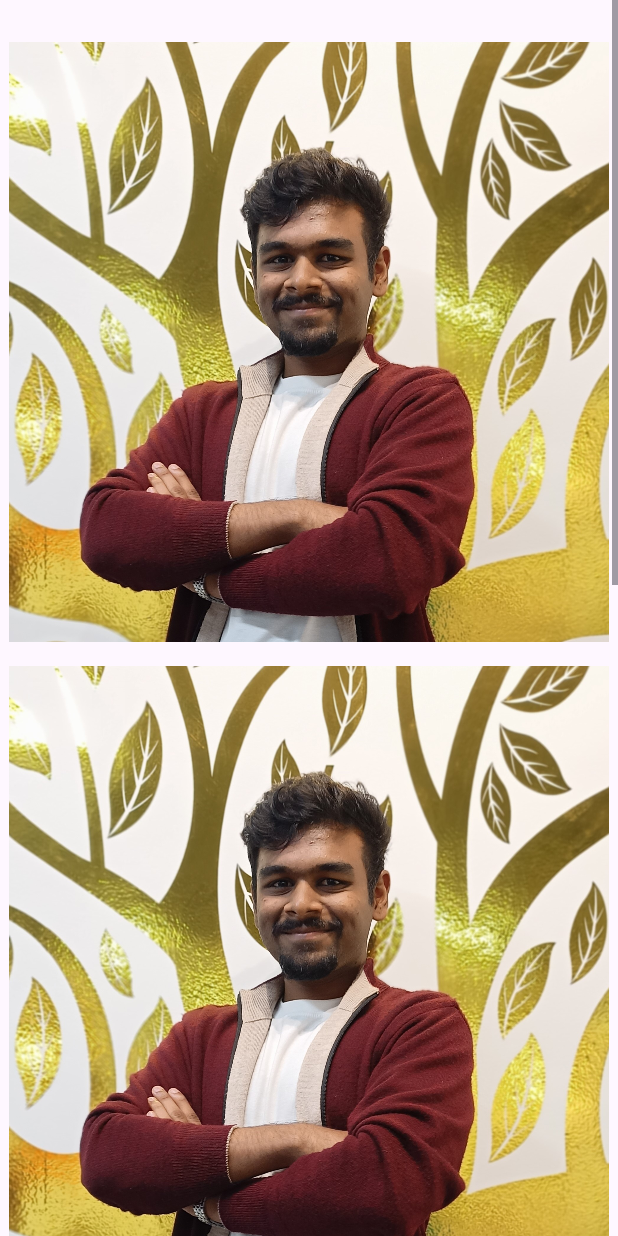
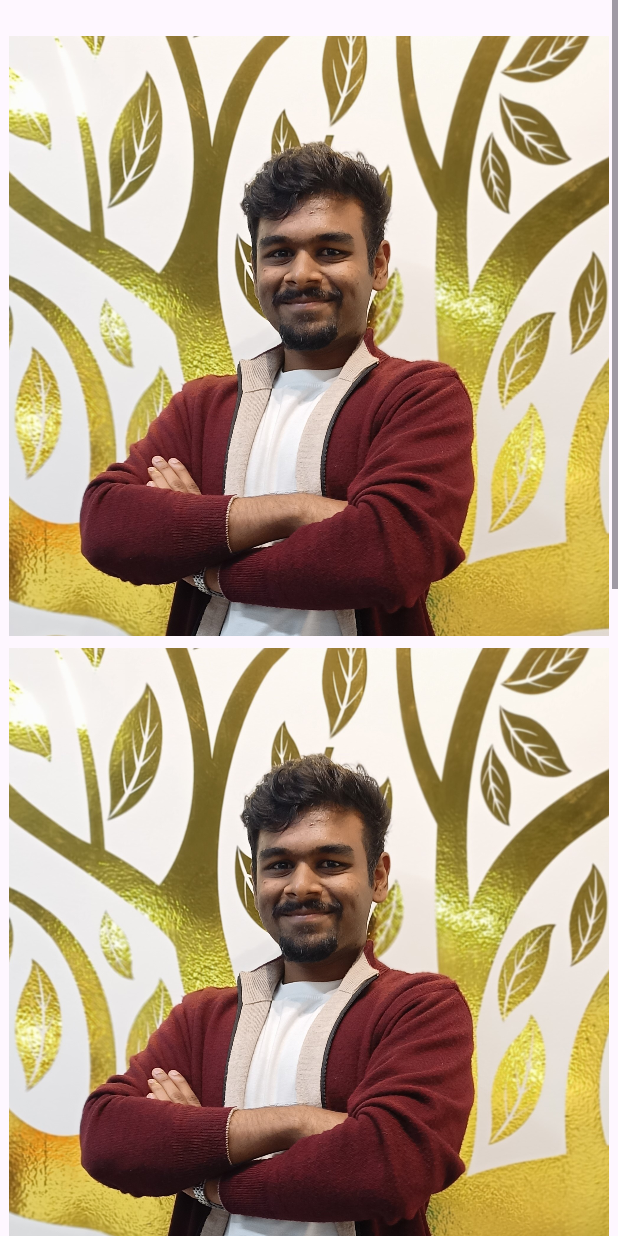
Before and after one commit to AnoopVL/trialApp-Android, an Android app: the avl_prof screen opened directly, with no data from a screen before it, on a phone screen of 412 x 824 dp. Run offline under Robolectric (Android 15) with nearby library versions, the phone set to English and light mode, and no system bars.

```diff
--- a/app/src/main/AndroidManifest.xml
+++ b/app/src/main/AndroidManifest.xml
@@ -13,6 +13,9 @@
         android:theme="@style/Theme.TrialApp"
         tools:targetApi="31">
         <activity
+            android:name=".contactMe"
+            android:exported="false" />
+        <activity
             android:name=".avl_prof"
             android:exported="false" />
         <activity
--- a/app/src/main/java/com/avl/trialapp/avl_prof.java
+++ b/app/src/main/java/com/avl/trialapp/avl_prof.java
@@ -2,7 +2,10 @@ package com.avl.trialapp;
 
 import androidx.appcompat.app.AppCompatActivity;
 
+import android.content.Intent;
 import android.os.Bundle;
+import android.view.View;
+import android.widget.Button;
 
 public class avl_prof extends AppCompatActivity {
 
@@ -10,5 +13,15 @@ public class avl_prof extends AppCompatActivity {
     protected void onCreate(Bundle savedInstanceState) {
         super.onCreate(savedInstanceState);
         setContentView(R.layout.activity_avl_prof);
+
+        Button contactButton = findViewById(R.id.contact);
+        contactButton.setOnClickListener(new View.OnClickListener() {
+            @Override
+            public void onClick(View v) {
+                Intent intent = new Intent(avl_prof.this, contactMe.class);
+                startActivity(intent);
+            }
+        });
+
     }
 }
--- a/app/src/main/res/layout/activity_avl_prof.xml
+++ b/app/src/main/res/layout/activity_avl_prof.xml
@@ -21,10 +21,8 @@
                 android:id="@+id/imageView4"
                 android:layout_width="400dp"
                 android:layout_height="400dp"
-                android:layout_marginStart="10dp"
-                android:layout_marginTop="8dp"
-                android:layout_marginEnd="10dp"
-                android:layout_marginBottom="8dp"
+                android:layout_marginTop="4dp"
+                android:layout_marginBottom="4dp"
                 android:layout_gravity="center_horizontal"
                 android:src="@drawable/gitprof"
 
@@ -35,8 +33,8 @@
                 android:layout_width="400dp"
                 android:layout_height="400dp"
                 android:src="@drawable/gitprof"
-                android:layout_marginTop="8dp"
-                android:layout_marginBottom="8dp"
+                android:layout_marginTop="4dp"
+                android:layout_marginBottom="4dp"
                 android:layout_gravity="center_horizontal"
                 />
 
@@ -44,10 +42,10 @@
                 android:id="@+id/imageView6"
                 android:layout_width="400dp"
                 android:layout_height="400dp"
+                android:layout_gravity="center_horizontal"
+                android:layout_marginTop="4dp"
+                android:layout_marginBottom="4dp"
                 android:src="@drawable/gitprof"
-                android:layout_marginTop="8dp"
-                android:layout_marginBottom="8dp"
-                android:layout_gravity="center_horizontal"
 
                 />
 
@@ -55,22 +53,21 @@
                 android:id="@+id/imageView7"
                 android:layout_width="400dp"
                 android:layout_height="400dp"
+                android:layout_gravity="center_horizontal"
+                android:layout_marginTop="4dp"
+                android:layout_marginBottom="4dp"
                 android:src="@drawable/gitprof"
-                android:layout_marginTop="8dp"
-                android:layout_marginBottom="8dp"
-                android:layout_gravity="center_horizontal"
 
                 />
 
             <Button
                 android:id="@+id/contact"
                 android:layout_width="350dp"
-                android:layout_marginTop="8dp"
                 android:layout_height="wrap_content"
                 android:layout_gravity="center"
-                android:textSize="20dp"
+                android:layout_marginBottom="30dp"
                 android:text="Contact Me"
-                />
+                android:textSize="20dp" />
         </LinearLayout>
     </ScrollView>
 
```
Also changed, not shown: app/src/main/java/com/avl/trialapp/MainActivity.java (+0 -9 lines), app/src/main/java/com/avl/trialapp/contactMe.java (added, +27 -0 lines), app/src/main/res/layout/activity_contact_me.xml (added, +93 -0 lines).
